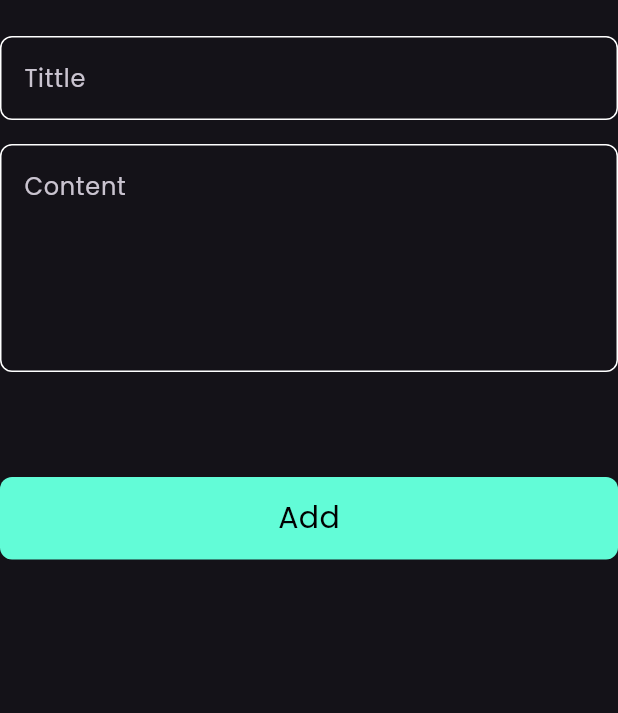
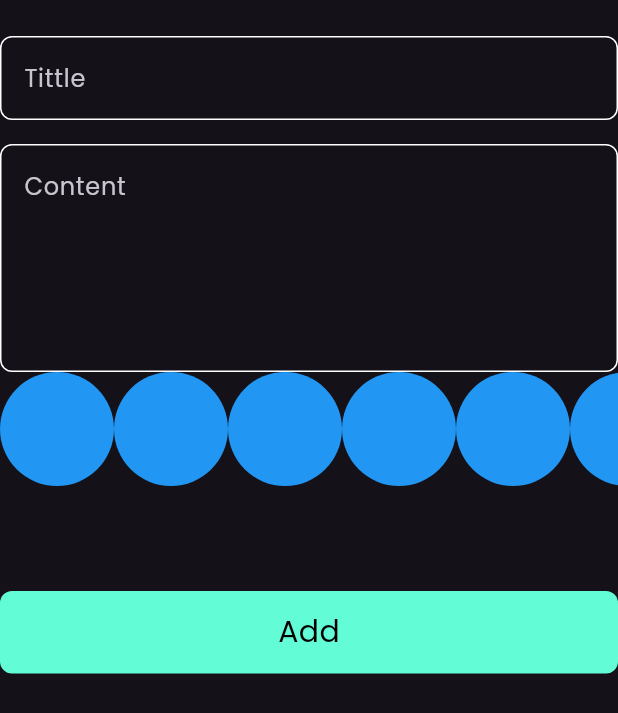
Before and after one commit to abdelrahman-stack/notes_app, a Flutter app: the AddFormButton widget shown alone on an empty page, opened directly, on a phone screen of 412 x 824 dp. Shown: the top 713 px of the screen. Run offline on Flutter 3.47's test engine with Material 3 defaults, Android fonts, the phone set to English and light mode, and no system bars; our stand-ins replace bloc, flutter_bloc, hive, hive_flutter; accounts and stored records are empty.

Commit message:
create colors list view part 1

```diff
--- a/lib/views/widget/add_note_form.dart
+++ b/lib/views/widget/add_note_form.dart
@@ -38,7 +38,9 @@ class _AddFormButtonState extends State<AddFormButton> {
             onSaved: (value) {
               subTitle = value;
             },
+
           ),
+          ColorListView(),
           SizedBox(height: 70),
           BlocBuilder<AddNoteCubit, AddNoteState>(
             builder: (context, state) {
@@ -69,3 +71,30 @@ class _AddFormButtonState extends State<AddFormButton> {
     );
   }
 }
+class ColorItem extends StatelessWidget {
+  const ColorItem({super.key});
+
+  @override
+  Widget build(BuildContext context) {
+    return const CircleAvatar(
+      radius: 38,
+      backgroundColor: Colors.blue,
+    );
+  }
+}
+class ColorListView extends StatelessWidget {
+  const ColorListView({super.key});
+
+  @override
+  Widget build(BuildContext context) {
+    return  SizedBox(
+      height: 38 * 2,
+      child: ListView.builder(
+        itemCount: 10,
+        scrollDirection: Axis.horizontal ,
+        itemBuilder: (context , index){
+        return ColorItem();
+      }),
+    );
+  }
+}
```
